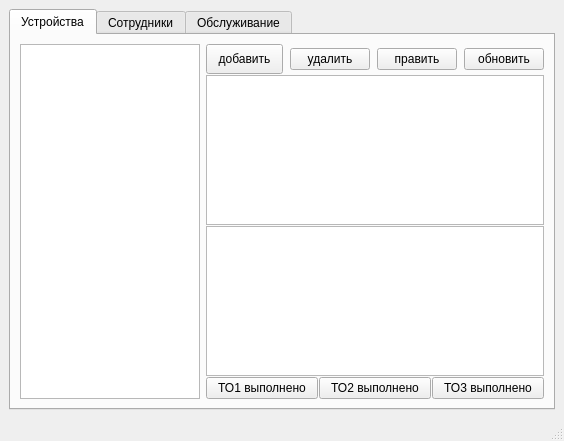
Above: Ui.ui from Hitsonn/Bond before the change. Below: the same form after it.
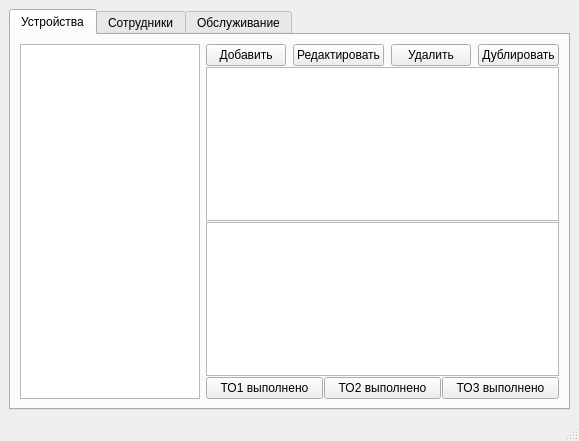
That is the form after the change.

Patch:
```diff
--- a/Ui.ui
+++ b/Ui.ui
@@ -70,66 +70,30 @@
              <number>0</number>
             </property>
             <item>
-             <widget class="QPushButton" name="add_comp">
-              <property name="sizePolicy">
-               <sizepolicy hsizetype="Fixed" vsizetype="Fixed">
-                <horstretch>0</horstretch>
-                <verstretch>0</verstretch>
-               </sizepolicy>
-              </property>
-              <property name="minimumSize">
-               <size>
-                <width>30</width>
-                <height>30</height>
-               </size>
-              </property>
-              <property name="maximumSize">
-               <size>
-                <width>93</width>
-                <height>16777215</height>
-               </size>
-              </property>
+             <widget class="QPushButton" name="add_btn">
               <property name="text">
-               <string>добавить</string>
+               <string>Добавить</string>
               </property>
              </widget>
             </item>
             <item>
-             <widget class="QPushButton" name="del_comp">
-              <property name="sizePolicy">
-               <sizepolicy hsizetype="Fixed" vsizetype="Fixed">
-                <horstretch>0</horstretch>
-                <verstretch>0</verstretch>
-               </sizepolicy>
-              </property>
+             <widget class="QPushButton" name="edt_btn">
               <property name="text">
-               <string>удалить</string>
+               <string>Редактировать</string>
               </property>
              </widget>
             </item>
             <item>
-             <widget class="QPushButton" name="edt_comp">
-              <property name="sizePolicy">
-               <sizepolicy hsizetype="Fixed" vsizetype="Fixed">
-                <horstretch>0</horstretch>
-                <verstretch>0</verstretch>
-               </sizepolicy>
-              </property>
+             <widget class="QPushButton" name="del_btn">
               <property name="text">
-               <string>править</string>
+               <string>Удалить</string>
               </property>
              </widget>
             </item>
             <item>
-             <widget class="QPushButton" name="up_comp">
-              <property name="sizePolicy">
-               <sizepolicy hsizetype="Fixed" vsizetype="Fixed">
-                <horstretch>0</horstretch>
-                <verstretch>0</verstretch>
-               </sizepolicy>
-              </property>
+             <widget class="QPushButton" name="dubll_btn">
               <property name="text">
-               <string>обновить</string>
+               <string>Дублировать</string>
               </property>
              </widget>
             </item>
```
